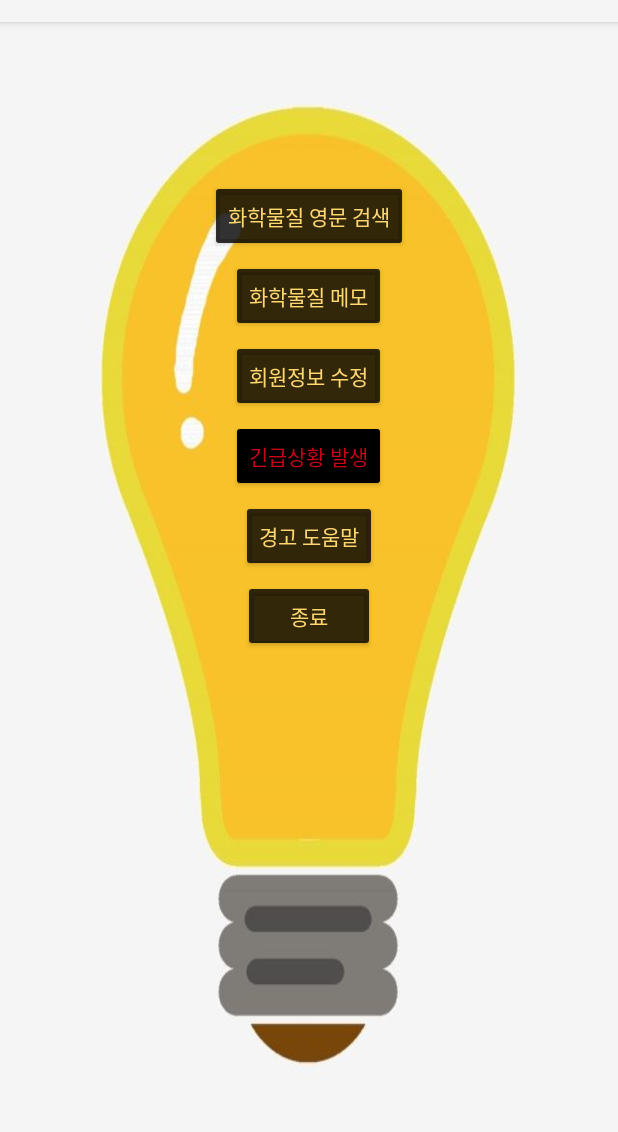
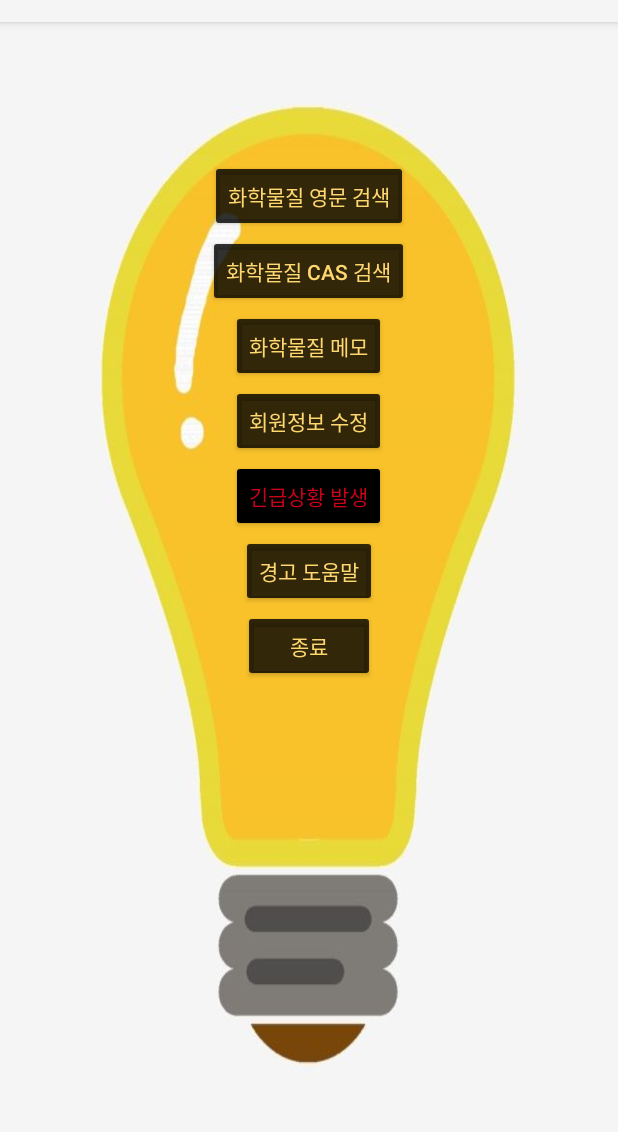
Before and after one commit to Gyubin-Han/MA-SafeLab, an Android app: the MainActivity2 screen opened directly, with no data from a screen before it, on a phone screen of 412 x 824 dp, the part 62-1194 px from its top. Run offline under Robolectric (Android 15) with nearby library versions, the phone set to English and light mode, and no system bars.

Commit message:
메인 화면

```diff
--- a/app/src/main/res/layout/activity_main2.xml
+++ b/app/src/main/res/layout/activity_main2.xml
@@ -10,7 +10,7 @@
         android:layout_width="match_parent"
         android:layout_height="match_parent"
         android:orientation="vertical"
-        android:layout_marginTop="100dp">
+        android:layout_marginTop="90dp">
     <Button
         android:id="@+id/button1"
         android:layout_width="wrap_content"
@@ -19,7 +19,17 @@
         app:backgroundTint="#CC000000"
         android:textColor="#FFD770"
         android:layout_gravity="center"
-        android:layout_marginTop="5dp"/>
+        android:layout_marginTop="2dp"/>
+
+        <Button
+            android:id="@+id/button9"
+            android:layout_width="wrap_content"
+            android:layout_height="wrap_content"
+            android:text="화학물질 CAS 검색"
+            app:backgroundTint="#CC000000"
+            android:textColor="#FFD770"
+            android:layout_gravity="center"
+            android:layout_marginTop="2dp"/>
 
     <Button
         android:id="@+id/button2"
@@ -29,7 +39,7 @@
         app:backgroundTint="#CC000000"
         android:textColor="#FFD770"
         android:layout_gravity="center"
-        android:layout_marginTop="5dp"/>
+        android:layout_marginTop="2dp"/>
 
     <Button
         android:id="@+id/button3"
@@ -39,7 +49,7 @@
         app:backgroundTint="#CC000000"
         android:textColor="#FFD770"
         android:layout_gravity="center"
-        android:layout_marginTop="5dp"/>
+        android:layout_marginTop="2dp"/>
 
 
         <Button
@@ -50,7 +60,7 @@
             app:backgroundTint="#000000"
             android:textColor="#CCFF001E"
             android:layout_gravity="center"
-            android:layout_marginTop="5dp"/>
+            android:layout_marginTop="2dp"/>
 
         <Button
             android:id="@+id/button5"
@@ -60,7 +70,7 @@
             app:backgroundTint="#CC000000"
             android:textColor="#FFD770"
             android:layout_gravity="center"
-            android:layout_marginTop="5dp"/>
+            android:layout_marginTop="2dp"/>
 
         <Button
             android:id="@+id/button6"
@@ -70,7 +80,7 @@
             app:backgroundTint="#CC000000"
             android:textColor="#FFD770"
             android:layout_gravity="center"
-            android:layout_marginTop="5dp"/>
+            android:layout_marginTop="2dp"/>
 
     </LinearLayout>
 
```
